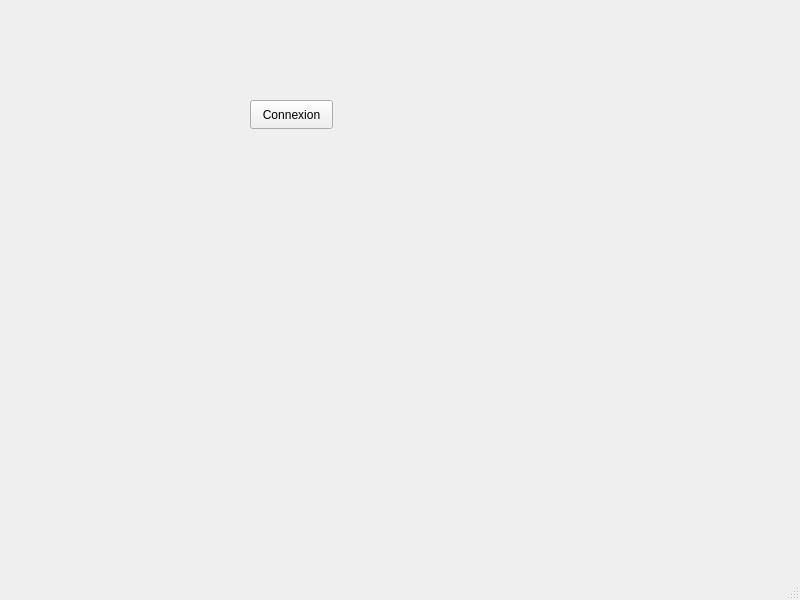
First picture: the form in mainwindow.ui, repository Quentin-Filleule/Wifi-Bot, before the edit.
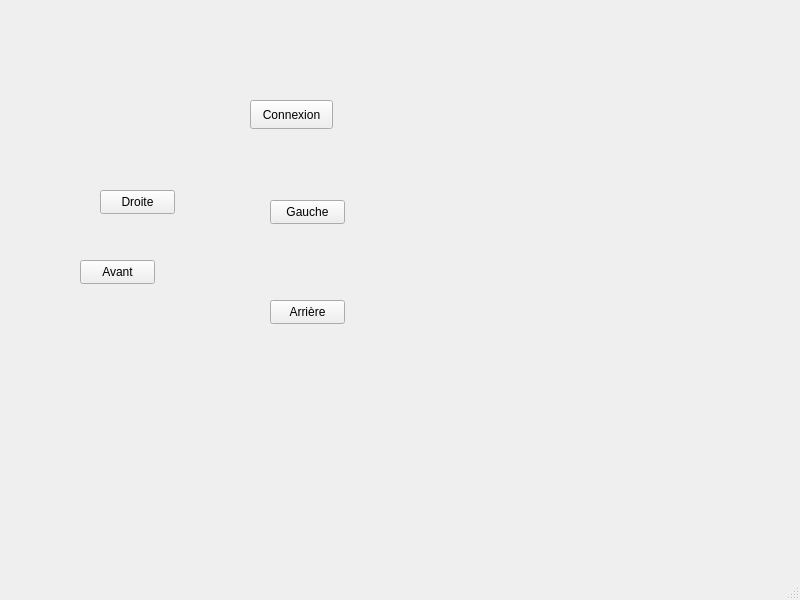
Second picture: the form after the edit.

```diff
--- a/mainwindow.ui
+++ b/mainwindow.ui
@@ -27,6 +27,58 @@
      <string>Connexion</string>
     </property>
    </widget>
+   <widget class="QPushButton" name="pushButton_2">
+    <property name="geometry">
+     <rect>
+      <x>270</x>
+      <y>200</y>
+      <width>75</width>
+      <height>24</height>
+     </rect>
+    </property>
+    <property name="text">
+     <string>Gauche</string>
+    </property>
+   </widget>
+   <widget class="QPushButton" name="pushButton_3">
+    <property name="geometry">
+     <rect>
+      <x>100</x>
+      <y>190</y>
+      <width>75</width>
+      <height>24</height>
+     </rect>
+    </property>
+    <property name="text">
+     <string>Droite</string>
+    </property>
+   </widget>
+   <widget class="QPushButton" name="pushButton_4">
+    <property name="geometry">
+     <rect>
+      <x>80</x>
+      <y>260</y>
+      <width>75</width>
+      <height>24</height>
+     </rect>
+    </property>
+    <property name="text">
+     <string>Avant</string>
+    </property>
+   </widget>
+   <widget class="QPushButton" name="pushButton_5">
+    <property name="geometry">
+     <rect>
+      <x>270</x>
+      <y>300</y>
+      <width>75</width>
+      <height>24</height>
+     </rect>
+    </property>
+    <property name="text">
+     <string>Arrière</string>
+    </property>
+   </widget>
   </widget>
   <widget class="QMenuBar" name="menubar">
    <property name="geometry">
```
Left out of the diff: 2 changed lines with no effect on the pictures.
